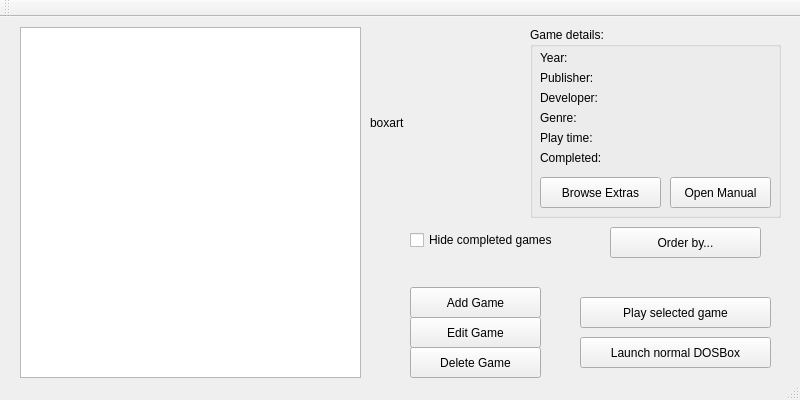
The window that mainwindow.ui (gallorob/DOS_games_launcher) describes before a commit, drawn with Qt 5.
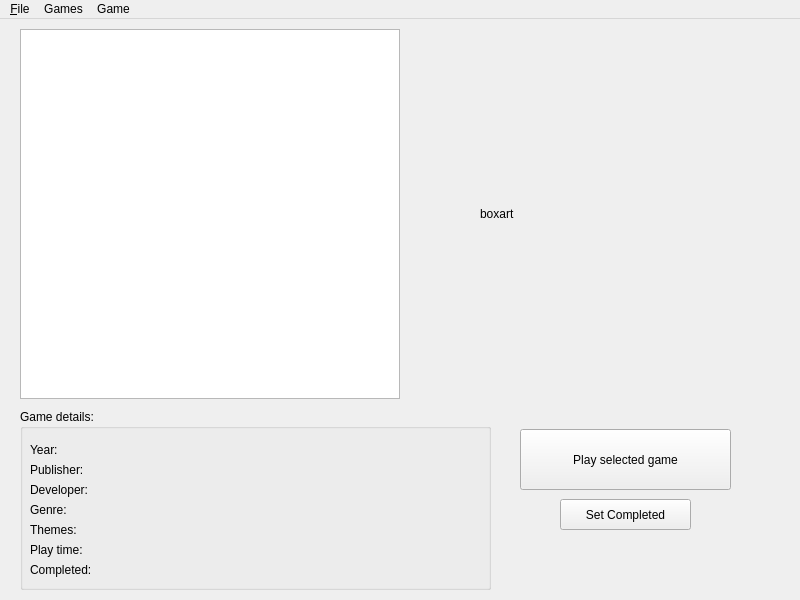
The same window after the commit. Icons and pictures are not drawn.

The edit to the form file:
```diff
--- a/mainwindow.ui
+++ b/mainwindow.ui
@@ -7,7 +7,7 @@
     <x>0</x>
     <y>0</y>
     <width>800</width>
-    <height>400</height>
+    <height>600</height>
    </rect>
   </property>
   <property name="windowTitle">
@@ -21,10 +21,10 @@
    <widget class="QLabel" name="box_art">
     <property name="geometry">
      <rect>
-      <x>370</x>
+      <x>480</x>
       <y>10</y>
-      <width>141</width>
-      <height>191</height>
+      <width>280</width>
+      <height>370</height>
      </rect>
     </property>
     <property name="text">
@@ -34,10 +34,10 @@
    <widget class="QPushButton" name="play_button">
     <property name="geometry">
      <rect>
-      <x>580</x>
-      <y>280</y>
-      <width>191</width>
-      <height>31</height>
+      <x>520</x>
+      <y>410</y>
+      <width>211</width>
+      <height>61</height>
      </rect>
     </property>
     <property name="text">
@@ -49,55 +49,29 @@
      <rect>
       <x>20</x>
       <y>10</y>
-      <width>341</width>
-      <height>351</height>
+      <width>380</width>
+      <height>370</height>
      </rect>
     </property>
    </widget>
-   <widget class="QPushButton" name="add_game_button">
-    <property name="geometry">
-     <rect>
-      <x>410</x>
-      <y>270</y>
-      <width>131</width>
-      <height>31</height>
-     </rect>
-    </property>
-    <property name="text">
-     <string>Add Game</string>
-    </property>
-   </widget>
    <widget class="QGroupBox" name="gamedetails">
     <property name="geometry">
      <rect>
-      <x>530</x>
-      <y>10</y>
-      <width>251</width>
-      <height>191</height>
+      <x>20</x>
+      <y>390</y>
+      <width>471</width>
+      <height>181</height>
      </rect>
     </property>
     <property name="title">
      <string>Game details:</string>
     </property>
-    <widget class="QPushButton" name="manual_button">
-     <property name="geometry">
-      <rect>
-       <x>140</x>
-       <y>150</y>
-       <width>101</width>
-       <height>31</height>
-      </rect>
-     </property>
-     <property name="text">
-      <string>Open Manual</string>
-     </property>
-    </widget>
     <widget class="QLabel" name="completed_label">
      <property name="geometry">
       <rect>
        <x>10</x>
-       <y>120</y>
-       <width>231</width>
+       <y>150</y>
+       <width>370</width>
        <height>21</height>
       </rect>
      </property>
@@ -109,8 +83,8 @@
      <property name="geometry">
       <rect>
        <x>10</x>
-       <y>60</y>
-       <width>231</width>
+       <y>70</y>
+       <width>370</width>
        <height>21</height>
       </rect>
      </property>
@@ -122,8 +96,8 @@
      <property name="geometry">
       <rect>
        <x>10</x>
-       <y>40</y>
-       <width>231</width>
+       <y>50</y>
+       <width>370</width>
        <height>21</height>
       </rect>
      </property>
@@ -135,8 +109,8 @@
      <property name="geometry">
       <rect>
        <x>10</x>
-       <y>20</y>
-       <width>231</width>
+       <y>30</y>
+       <width>370</width>
        <height>21</height>
       </rect>
      </property>
@@ -148,8 +122,8 @@
      <property name="geometry">
       <rect>
        <x>10</x>
-       <y>80</y>
-       <width>231</width>
+       <y>90</y>
+       <width>370</width>
        <height>21</height>
       </rect>
      </property>
@@ -161,8 +135,8 @@
      <property name="geometry">
       <rect>
        <x>10</x>
-       <y>100</y>
-       <width>231</width>
+       <y>130</y>
+       <width>370</width>
        <height>21</height>
       </rect>
      </property>
@@ -170,39 +144,26 @@
       <string>Play time:</string>
      </property>
     </widget>
-    <widget class="QPushButton" name="extras_button">
+    <widget class="QLabel" name="themes_label">
      <property name="geometry">
       <rect>
        <x>10</x>
-       <y>150</y>
-       <width>121</width>
-       <height>31</height>
+       <y>110</y>
+       <width>370</width>
+       <height>21</height>
       </rect>
      </property>
      <property name="text">
-      <string>Browse Extras</string>
+      <string>Themes:</string>
      </property>
     </widget>
    </widget>
-   <widget class="QCheckBox" name="hidecompleted_box">
+   <widget class="QPushButton" name="set_completed">
     <property name="geometry">
      <rect>
-      <x>410</x>
-      <y>210</y>
-      <width>191</width>
-      <height>26</height>
-     </rect>
-    </property>
-    <property name="text">
-     <string>Hide completed games</string>
-    </property>
-   </widget>
-   <widget class="QPushButton" name="defaultdos_button">
-    <property name="geometry">
-     <rect>
-      <x>580</x>
-      <y>320</y>
-      <width>191</width>
+      <x>560</x>
+      <y>480</y>
+      <width>131</width>
       <height>31</height>
      </rect>
     </property>
@@ -210,58 +171,175 @@
      <string>&lt;html&gt;&lt;head/&gt;&lt;body&gt;&lt;p&gt;Launch default DOSBox to set up directories and games to be added.&lt;/p&gt;&lt;/body&gt;&lt;/html&gt;</string>
     </property>
     <property name="text">
-     <string>Launch normal DOSBox</string>
+     <string>Set Completed</string>
     </property>
    </widget>
-   <widget class="QPushButton" name="order_button">
-    <property name="geometry">
-     <rect>
-      <x>610</x>
-      <y>210</y>
-      <width>151</width>
-      <height>31</height>
-     </rect>
+  </widget>
+  <widget class="QMenuBar" name="menuBar">
+   <property name="geometry">
+    <rect>
+     <x>0</x>
+     <y>0</y>
+     <width>800</width>
+     <height>24</height>
+    </rect>
+   </property>
+   <widget class="QMenu" name="menu_File">
+    <property name="title">
+     <string>&amp;File</string>
     </property>
-    <property name="text">
-     <string>Order by...</string>
-    </property>
+    <addaction name="actionLaunch_normale_DOSBox"/>
+    <addaction name="separator"/>
+    <addaction name="actionExit"/>
    </widget>
-   <widget class="QPushButton" name="edit_game_button">
-    <property name="geometry">
-     <rect>
-      <x>410</x>
-      <y>300</y>
-      <width>131</width>
-      <height>31</height>
-     </rect>
+   <widget class="QMenu" name="menuGames">
+    <property name="title">
+     <string>Games</string>
     </property>
-    <property name="text">
-     <string>Edit Game</string>
-    </property>
+    <widget class="QMenu" name="menuOrder_by">
+     <property name="title">
+      <string>Order by...</string>
+     </property>
+     <addaction name="actionTitle"/>
+     <addaction name="actionYear"/>
+     <addaction name="actionPublisher"/>
+     <addaction name="actionDeveloper"/>
+     <addaction name="actionPlay_time"/>
+    </widget>
+    <widget class="QMenu" name="menuFilter_by_theme">
+     <property name="title">
+      <string>Filter by theme</string>
+     </property>
+    </widget>
+    <widget class="QMenu" name="menuFilter_by_genre">
+     <property name="title">
+      <string>Filter by genre</string>
+     </property>
+    </widget>
+    <addaction name="actionAdd_Game"/>
+    <addaction name="separator"/>
+    <addaction name="menuOrder_by"/>
+    <addaction name="actionHide_completed_games"/>
+    <addaction name="menuFilter_by_theme"/>
+    <addaction name="menuFilter_by_genre"/>
    </widget>
-   <widget class="QPushButton" name="del_game_button">
-    <property name="geometry">
-     <rect>
-      <x>410</x>
-      <y>330</y>
-      <width>131</width>
-      <height>31</height>
-     </rect>
+   <widget class="QMenu" name="menuGame">
+    <property name="title">
+     <string>Game</string>
     </property>
-    <property name="text">
-     <string>Delete Game</string>
-    </property>
+    <addaction name="actionOpen_game_s_manual"/>
+    <addaction name="actionBrowse_game_s_extras"/>
+    <addaction name="separator"/>
+    <addaction name="actionDelete_Game"/>
    </widget>
+   <addaction name="menu_File"/>
+   <addaction name="menuGames"/>
+   <addaction name="menuGame"/>
   </widget>
-  <widget class="QToolBar" name="mainToolBar">
-   <attribute name="toolBarArea">
-    <enum>TopToolBarArea</enum>
-   </attribute>
-   <attribute name="toolBarBreak">
-    <bool>false</bool>
-   </attribute>
-  </widget>
-  <widget class="QStatusBar" name="statusBar"/>
+  <action name="actionExit">
+   <property name="text">
+    <string>Exit</string>
+   </property>
+  </action>
+  <action name="actionAdd_Game">
+   <property name="text">
+    <string>Add Game</string>
+   </property>
+  </action>
+  <action name="actionDelete_Game">
+   <property name="text">
+    <string>Delete Game</string>
+   </property>
+  </action>
+  <action name="actionSet_Completed">
+   <property name="text">
+    <string>Set Completed</string>
+   </property>
+  </action>
+  <action name="actionLaunch_normale_DOSBox">
+   <property name="text">
+    <string>Launch normal DOSBox</string>
+   </property>
+  </action>
+  <action name="actionOpen_game_s_manual">
+   <property name="text">
+    <string>Open game's manual</string>
+   </property>
+  </action>
+  <action name="actionBrowse_game_s_extras">
+   <property name="text">
+    <string>Browse game's extras</string>
+   </property>
+  </action>
+  <action name="actionDelete_game">
+   <property name="text">
+    <string>Delete game</string>
+   </property>
+  </action>
+  <action name="actionBackup_games_list">
+   <property name="text">
+    <string>Backup games' list</string>
+   </property>
+  </action>
+  <action name="actionTitle">
+   <property name="text">
+    <string>Title</string>
+   </property>
+  </action>
+  <action name="actionYear">
+   <property name="text">
+    <string>Year</string>
+   </property>
+  </action>
+  <action name="actionPublisher">
+   <property name="text">
+    <string>Publisher</string>
+   </property>
+  </action>
+  <action name="actionDeveloper">
+   <property name="text">
+    <string>Developer</string>
+   </property>
+  </action>
+  <action name="actionPlay_time">
+   <property name="text">
+    <string>Play time</string>
+   </property>
+  </action>
+  <action name="actionHide_completed_games">
+   <property name="checkable">
+    <bool>true</bool>
+   </property>
+   <property name="text">
+    <string>Hide completed games</string>
+   </property>
+  </action>
+  <action name="actionFilter_by_theme">
+   <property name="text">
+    <string>Filter by theme</string>
+   </property>
+  </action>
+  <action name="actionFilter_by_genre">
+   <property name="text">
+    <string>Filter by genre</string>
+   </property>
+  </action>
+  <action name="actiontheme1">
+   <property name="checkable">
+    <bool>true</bool>
+   </property>
+   <property name="text">
+    <string>theme1</string>
+   </property>
+  </action>
+  <action name="actiontheme2">
+   <property name="checkable">
+    <bool>true</bool>
+   </property>
+   <property name="text">
+    <string>theme2</string>
+   </property>
+  </action>
  </widget>
  <layoutdefault spacing="6" margin="11"/>
  <resources/>
```
Left out of the diff: 6 changed lines with no effect on the pictures.
